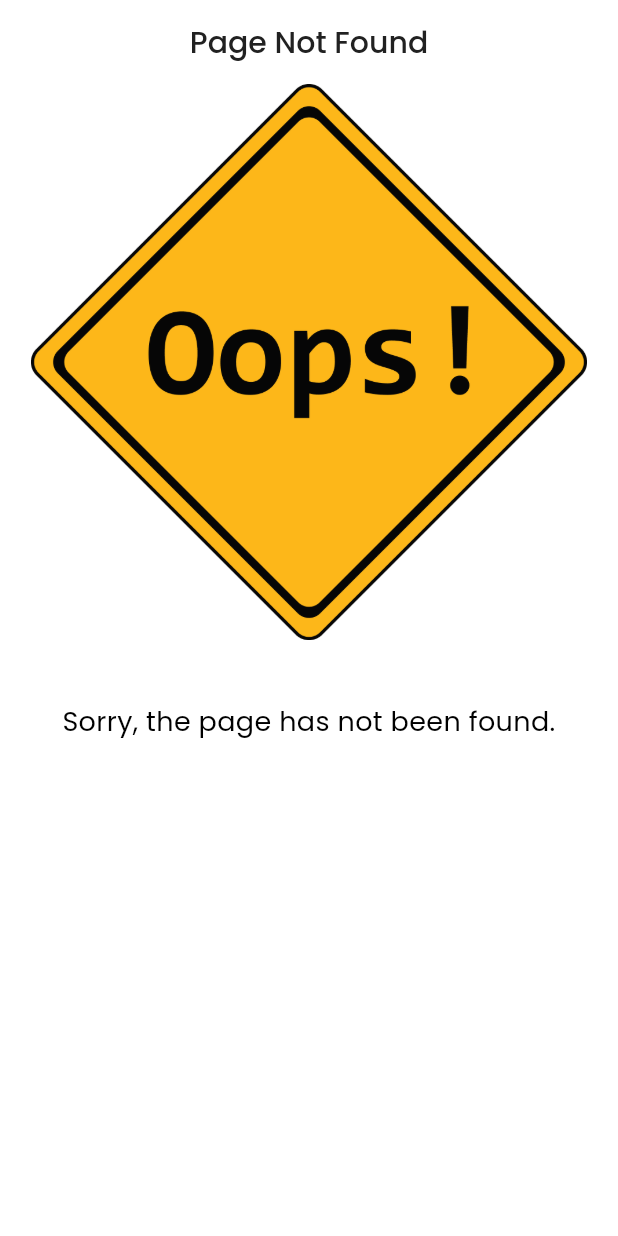
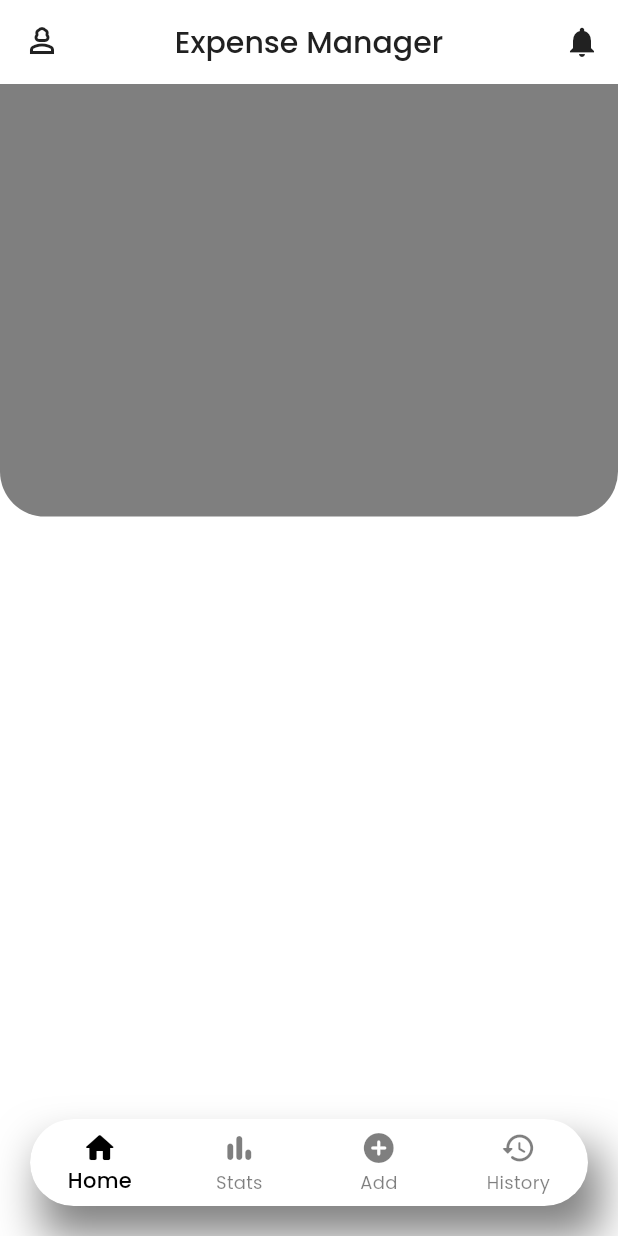
Before and after one commit to Pravish11/expense_management_app, a Flutter app: the screen it shows after launch, on a phone screen of 412 x 824 dp. Run offline on Flutter 3.47's test engine with Material 2 defaults, Android fonts, the phone set to English and light mode, and no system bars; our stand-ins replace google_fonts.

Commit message:
bottom_nav_bar completed

```diff
--- a/lib/main.dart
+++ b/lib/main.dart
@@ -23,50 +23,3 @@ class MyApp extends StatelessWidget {
     );
   }
 }
-
-class MyHomePage extends StatefulWidget {
-  const MyHomePage({super.key, required this.title});
-  final String title;
-
-  @override
-  State<MyHomePage> createState() => _MyHomePageState();
-}
-
-class _MyHomePageState extends State<MyHomePage> {
-  int _counter = 0;
-
-  void _incrementCounter() {
-    setState(() {
-      _counter++;
-    });
-  }
-
-  @override
-  Widget build(BuildContext context) {
-    return Scaffold(
-      appBar: AppBar(
-        //backgroundColor: Theme.of(context).colorScheme.inversePrimary,
-        title: Text(widget.title),
-      ),
-      body: Center(
-        child: Column(
-          mainAxisAlignment: MainAxisAlignment.center,
-          children: <Widget>[
-            const Text(
-              'You have pushed the button this many times:',
-            ),
-            Text(
-              '$_counter',
-              style: Theme.of(context).textTheme.headlineMedium,
-            ),
-          ],
-        ),
-      ),
-      floatingActionButton: FloatingActionButton(
-        onPressed: _incrementCounter,
-        tooltip: 'Increment',
-        child: const Icon(Icons.add),
-      ),
-    );
-  }
-}
--- /dev/null
+++ b/lib/pages/home/homepage.dart
@@ -0,0 +1,46 @@
+import 'package:flutter/material.dart';
+
+class HomePage extends StatefulWidget {
+  const HomePage({super.key});
+
+  @override
+  State<HomePage> createState() => _HomePageState();
+}
+
+class _HomePageState extends State<HomePage> {
+  @override
+  Widget build(BuildContext context) {
+    return Scaffold(
+      appBar: AppBar(
+        title: const Text("Expense Manager"),
+        leading: IconButton(
+          icon: Icon(Icons.person_3_outlined),
+          onPressed: () {},
+          tooltip: "Profile",
+        ),
+        actions: [
+          IconButton(
+            onPressed: () {},
+            icon: Icon(Icons.notifications),
+            tooltip: "Notifications",
+          )
+        ],
+      ),
+      body: SingleChildScrollView(
+        child: Column(
+          children: [
+            Container(
+              width: double.infinity,
+              height: MediaQuery.of(context).size.height * 0.35,
+              decoration: BoxDecoration(
+                  color: Theme.of(context).iconTheme.color!.withOpacity(0.5),
+                  borderRadius: BorderRadius.only(
+                      bottomLeft: Radius.circular(30),
+                      bottomRight: Radius.circular(30))),
+            )
+          ],
+        ),
+      ),
+    );
+  }
+}
--- a/lib/provider/theme_provider.dart
+++ b/lib/provider/theme_provider.dart
@@ -21,6 +21,7 @@ class MyThemes {
                 fontWeight: FontWeight.w500,
                 fontSize: titleSize)),
         useMaterial3: true,
+        iconTheme: IconThemeData(color: Colors.white)
         // textTheme: GoogleFonts.poppinsTextTheme(
         //   Theme.of(context).textTheme()
         // ),
@@ -42,6 +43,7 @@ class MyThemes {
         colorScheme: const ColorScheme.light(),
         primaryColor: Colors.white,
         useMaterial3: true,
+        iconTheme: IconThemeData(color: Colors.black)
         // textTheme: GoogleFonts.poppinsTextTheme(
         //   Theme.of(context).textTheme,
         // ),
--- a/lib/routes/route_name.dart
+++ b/lib/routes/route_name.dart
@@ -1,15 +1,27 @@
 import 'package:expense_management_app/errors/page_not_found.dart';
+import 'package:expense_management_app/pages/home/homepage.dart';
+import 'package:expense_management_app/widgets/bottom_nav_bar.dart';
 import 'package:flutter/material.dart';
 
 class RouteName {
   static const String initialRoute = "/";
+  static const String homepageRoute = "/home";
   static Route<dynamic> generateRoute(RouteSettings settings) {
     switch (settings.name) {
       case initialRoute:
-        return MaterialPageRoute(builder: (context) => const PageNotFound(),);;
+        return MaterialPageRoute(
+          builder: (context) => const BottomNavBar(),
+        );
+
+      case homepageRoute:
+        return MaterialPageRoute(
+          builder: (context) => const HomePage(),
+        );
 
       default:
-        return MaterialPageRoute(builder: (context) => const PageNotFound(),);
+        return MaterialPageRoute(
+          builder: (context) => const PageNotFound(),
+        );
     }
   }
 }
--- /dev/null
+++ b/lib/widgets/bottom_nav_bar.dart
@@ -0,0 +1,76 @@
+import 'package:expense_management_app/pages/home/homepage.dart';
+import 'package:flutter/material.dart';
+import 'package:google_fonts/google_fonts.dart';
+
+class BottomNavBar extends StatefulWidget {
+  const BottomNavBar({super.key});
+
+  @override
+  State<BottomNavBar> createState() => _BottomNavBarState();
+}
+
+class _BottomNavBarState extends State<BottomNavBar> {
+  int myCurrentIndex = 0;
+  List pages = const [
+    HomePage(),
+    HomePage(),
+    HomePage(),
+    HomePage(),
+  ];
+
+  @override
+  Widget build(BuildContext context) {
+    return Scaffold(
+      resizeToAvoidBottomInset: true,
+      bottomNavigationBar: Container(
+        margin: const EdgeInsets.symmetric(horizontal: 20, vertical: 20),
+        decoration: BoxDecoration(
+          boxShadow: [
+            BoxShadow(
+                color: Theme.of(context).iconTheme.color!.withOpacity(0.5),
+                blurRadius: 25,
+                offset: const Offset(8, 20)),
+          ],
+        ),
+        child: ClipRRect(
+          borderRadius: BorderRadius.circular(30),
+          child: BottomNavigationBar(
+            selectedItemColor: Theme.of(context).iconTheme.color,
+            selectedLabelStyle:
+                GoogleFonts.poppins(fontWeight: FontWeight.w500),
+            unselectedLabelStyle: GoogleFonts.poppins(),
+            unselectedItemColor:
+                Theme.of(context).iconTheme.color!.withOpacity(0.5),
+            showUnselectedLabels: true,
+            type: BottomNavigationBarType.fixed,
+            onTap: (value) {
+              setState(() {
+                myCurrentIndex = value;
+              });
+            },
+            items: const [
+              BottomNavigationBarItem(
+                  icon: Icon(Icons.home_rounded),
+                  label: "Home",
+                  tooltip: "Home"),
+              BottomNavigationBarItem(
+                  icon: Icon(Icons.bar_chart_rounded),
+                  label: "Stats",
+                  tooltip: "Stats"),
+              BottomNavigationBarItem(
+                  icon: Icon(Icons.add_circle_rounded),
+                  label: "Add",
+                  tooltip: "Add"),
+              BottomNavigationBarItem(
+                  icon: Icon(Icons.history_rounded),
+                  label: "History",
+                  tooltip: "History")
+            ],
+            currentIndex: myCurrentIndex,
+          ),
+        ),
+      ),
+      body: pages[myCurrentIndex],
+    );
+  }
+}
```
Lines whose indentation alone changed are shown as unchanged.
